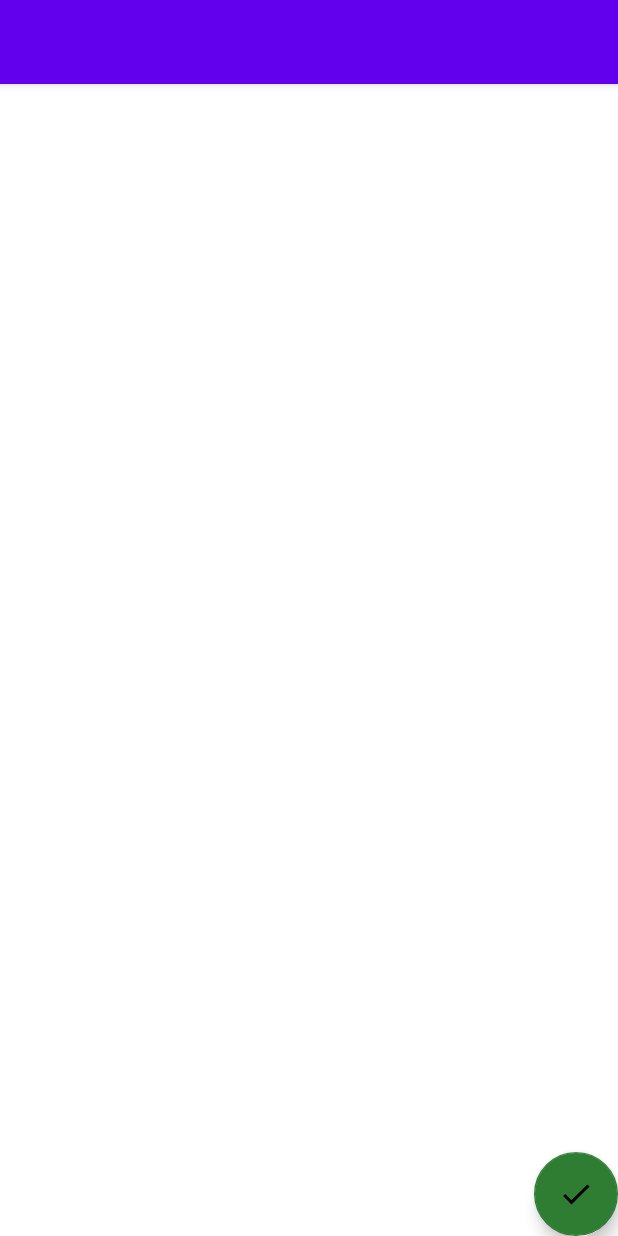
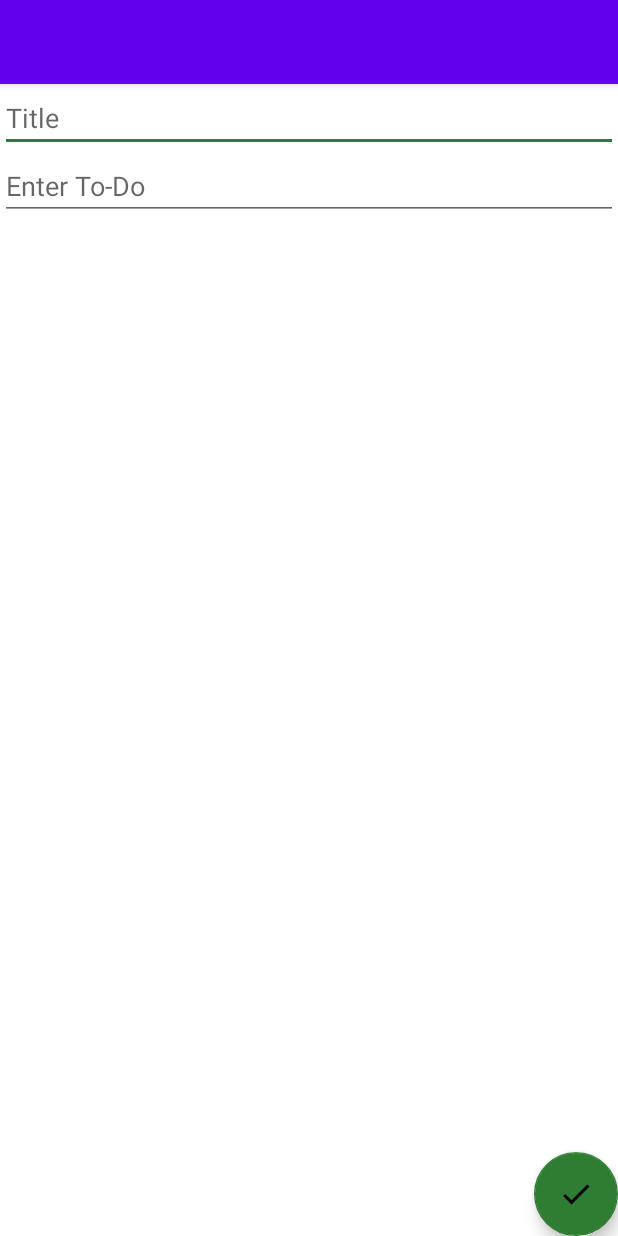
Before and after one commit to GDSC-PKNU-Official/To-Do-Android, an Android app: the layout activity_add_todo.xml on its own in the app's theme, with its tools: preview values and no code run, on a phone screen of 412 x 824 dp. Run offline under Robolectric (Android 15) with nearby library versions, the phone set to English and light mode, and no system bars.

Commit message:
Issue #19 fix: todo 입력란 recycler view -> edit text

```diff
--- a/app/src/main/res/layout/activity_add_todo.xml
+++ b/app/src/main/res/layout/activity_add_todo.xml
@@ -29,13 +29,27 @@
 
         </com.google.android.material.appbar.AppBarLayout>
 
-        <androidx.recyclerview.widget.RecyclerView
-            android:id="@+id/rv_addToDo_contents"
+        <EditText
+            android:id="@+id/et_addToDo_title"
             android:layout_width="match_parent"
             android:layout_height="wrap_content"
-            app:layout_constraintTop_toBottomOf="@id/layout_addToDo_appbar"
+            android:hint="@string/title"
+            android:autofillHints=""
+            android:inputType="text"
+            app:layout_constraintLeft_toLeftOf="parent"
+            app:layout_constraintTop_toBottomOf="@id/layout_addToDo_appbar">
+        </EditText>
+
+        <EditText
+            android:id="@+id/et_addToDo_contents"
+            android:layout_width="match_parent"
+            android:layout_height="wrap_content"
+            android:hint="@string/enter_to_do"
+            android:autofillHints=""
+            android:inputType="text"
+            app:layout_constraintTop_toBottomOf="@id/et_addToDo_title"
             app:layout_constraintLeft_toLeftOf="parent">
-        </androidx.recyclerview.widget.RecyclerView>
+        </EditText>
 
         <com.google.android.material.floatingactionbutton.FloatingActionButton
             android:id="@+id/fab_addToDo_complete"
--- a/app/src/main/res/values/strings.xml
+++ b/app/src/main/res/values/strings.xml
@@ -2,4 +2,6 @@
     <string name="app_name">ToDo</string>
     <string name="add_todo_button">Add Todo Button</string>
     <string name="complete_to_do">complete to do</string>
+    <string name="title">Title</string>
+    <string name="enter_to_do">Enter To-Do</string>
 </resources>
```
